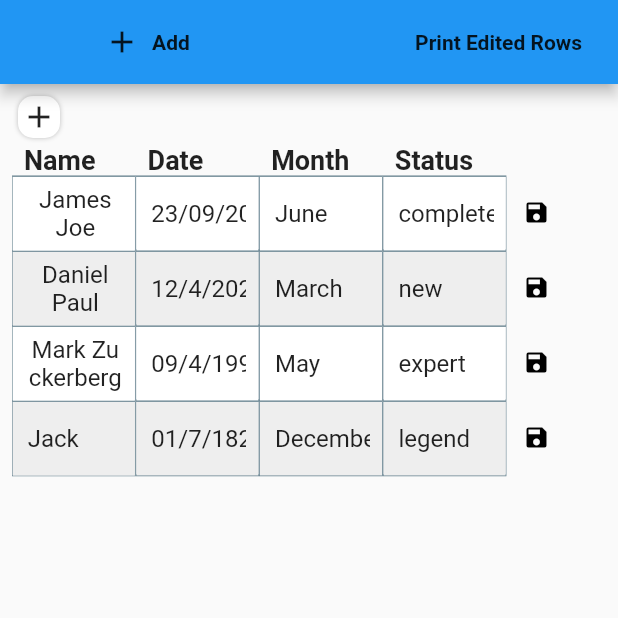
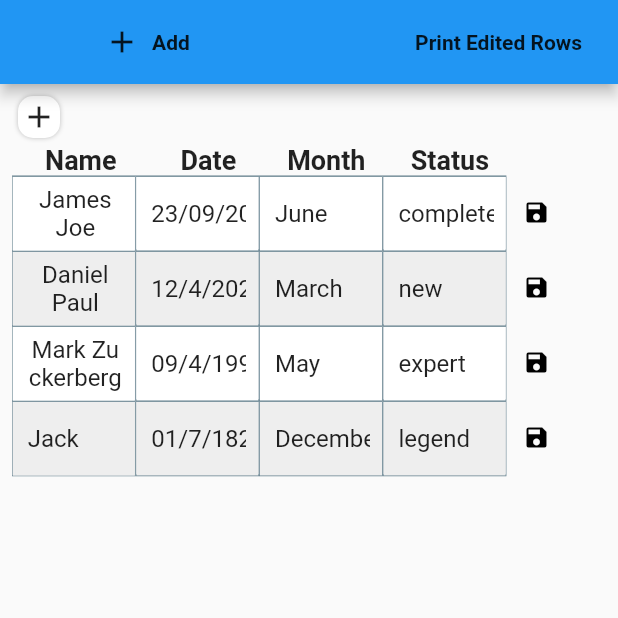
Before and after one commit to godilite/editable, a Flutter app: the screen it shows after launch, on a phone screen of 412 x 824 dp, the top half of it. Run offline on Flutter 3.47's test engine with Material 2 defaults, Android fonts, the phone set to English and light mode, and no system bars.

Commit message:
added support for completely controlling the alignment and style of the table header

```diff
--- a/lib/widgets/table_header.dart
+++ b/lib/widgets/table_header.dart
@@ -9,6 +9,8 @@ class THeader extends StatelessWidget {
         @required this.thPaddingBottom,
         @required this.thPaddingRight,
         @required List headers,
+        @required this.thAlignment,
+        @required this.thStyle,
         @required FontWeight thWeight,
         @required double thSize,
         @required double widthRatio,
@@ -25,6 +27,8 @@ class THeader extends StatelessWidget {
   final double thPaddingBottom;
   final double thPaddingRight;
   final List _headers;
+  final TextAlign thAlignment;
+  final TextStyle thStyle;
   final FontWeight _thWeight;
   final double _thSize;
   final int _index;
@@ -35,6 +39,7 @@ class THeader extends StatelessWidget {
     return Flexible(
       fit: FlexFit.loose,
       child: Container(
+        alignment: Alignment(0.5,2.0),
         width: width * _widthRatio,
         child: Padding(
           padding: EdgeInsets.only(
@@ -46,7 +51,8 @@ class THeader extends StatelessWidget {
             _headers != null || _headers.isNotEmpty
                 ? _headers[_index]['title']
                 : '',
-            style: TextStyle(fontWeight: _thWeight, fontSize: _thSize),
+            style: thStyle ?? TextStyle(fontWeight: _thWeight, fontSize: _thSize),
+            textAlign: thAlignment ?? TextAlign.start,
           ),
         ),
       ),
```
Lines whose indentation alone changed are shown as unchanged.
